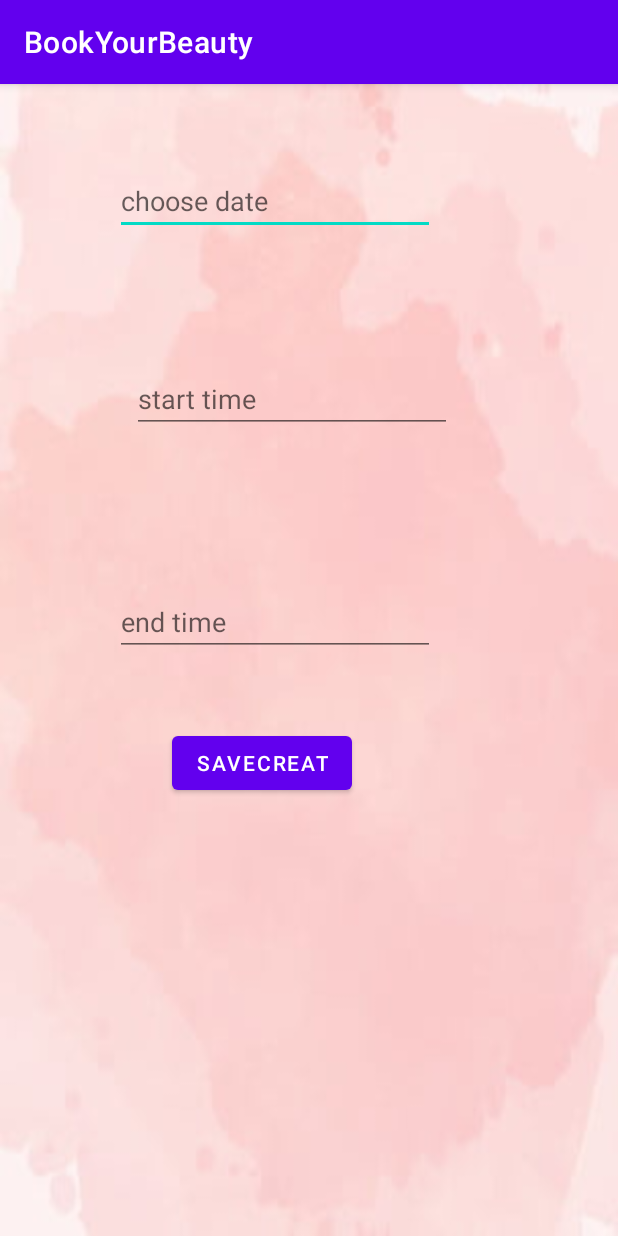
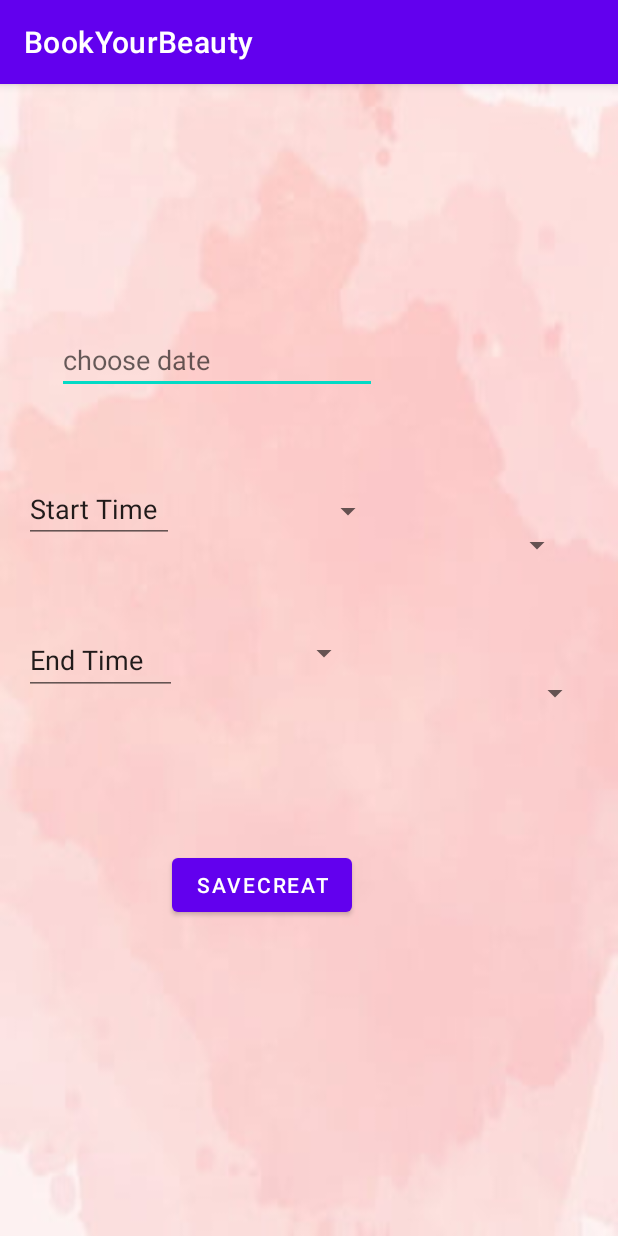
Before and after one commit to RebeccaKakon/BookYourBeautyProject, an Android app: the choosTimeAndDate screen opened directly, with no data from a screen before it, on a phone screen of 412 x 824 dp. Run offline under Robolectric (Android 15) with nearby library versions, the phone set to English and light mode, and no system bars; our stand-ins replace Firebase (no records; nobody signed in at launch, a user with empty details on screens opened directly).

Commit message:
choosTimeAndDate is not good!!!

```diff
--- a/app/src/main/java/com/example/bookyourbeauty/choosTimeAndDate.java
+++ b/app/src/main/java/com/example/bookyourbeauty/choosTimeAndDate.java
@@ -38,11 +38,12 @@ public class choosTimeAndDate extends AppCompatActivity {
     protected void onCreate(Bundle savedInstanceState) {
         super.onCreate(savedInstanceState);
         setContentView(R.layout.activity_choos_time_and_date);
+
         managerid= getIntent().getStringExtra("email");
         save = (Button) findViewById(R.id.saveCreat);
         date= (EditText) findViewById(R.id.chooseDate);
-        start= (EditText) findViewById(R.id.startTime);
-        end= (EditText) findViewById(R.id.endTime);
+        //start= (EditText) findViewById(R.id.startTime);
+        //end= (EditText) findViewById(R.id.endTime);
 
 
 
@@ -71,8 +72,8 @@ public class choosTimeAndDate extends AppCompatActivity {
                 newAppointment.setStartTime(choosenStartTime);
                 newAppointment.setEndTime(choosenEndTime);
                 newAppointment.setIdManager(managerid);
-              //  newAppointment.setIdClient(null); //// new
-             //   newAppointment.settretmantId(null);///new
+             //   newAppointment.setIdClient(null); //// new
+              //  newAppointment.settretmantId(null);///new
 
 
 
@@ -99,8 +100,7 @@ public class choosTimeAndDate extends AppCompatActivity {
 //                                Toast.makeText(choosTimeAndDate.this, "you already have an appoinment on this time", Toast.LENGTH_SHORT).show();
 //                                break;
 //                            }
-                        }//ifnish to check if there is allready date like it
-
+                        }
                         //not found- you can add this new treatment
 //                        FirebaseUser user = auth.getCurrentUser();
 //                        String id = user.getUid();
@@ -112,7 +112,7 @@ public class choosTimeAndDate extends AppCompatActivity {
                         Toast.makeText(choosTimeAndDate.this, "your add appointment was seccssed", Toast.LENGTH_SHORT).show();
                         Intent intent = new Intent(choosTimeAndDate.this, ManagerOptionsActivity.class);
                         startActivity(intent);
-                    }// finish onDataChange
+                    }
 
 
 
@@ -131,4 +131,196 @@ public class choosTimeAndDate extends AppCompatActivity {
     }
 
 
+
+
+
+//        managerid= getIntent().getStringExtra("email");
+//        save = (Button) findViewById(R.id.saveCreat);
+//        date= (EditText) findViewById(R.id.chooseDate);
+//        startHour_spinner= (Spinner) findViewById(R.id.StartHour_spinner);
+//        //startMins_spinner= (Spinner) findViewById(R.id.StartMins_spinner);
+//        endHour_spinner= (Spinner) findViewById(R.id.EndHour_spinner);
+//        //endMins_spinner= (Spinner) findViewById(R.id.EndMins_spinner);
+//
+//        String[] hoursArray= {"select hour","10","11","12","13","14","15","16","17","18","19","20","21"};
+//        ArrayAdapter<String> adpHour= new ArrayAdapter<>(this,android.R.layout.simple_list_item_1,hoursArray);
+//        adpHour.setDropDownViewResource(android.R.layout.simple_spinner_dropdown_item);
+//        startHour_spinner.setAdapter(adpHour);
+//        endHour_spinner.setAdapter(adpHour);
+//
+////        String[] minsArray= {"select mins","00"};
+////        ArrayAdapter<String> adpMins= new ArrayAdapter<>(this,android.R.layout.simple_list_item_1,minsArray);
+////        adpMins.setDropDownViewResource(android.R.layout.simple_spinner_dropdown_item);
+////        startMins_spinner.setAdapter(adpMins);
+////        endMins_spinner.setAdapter(adpMins);
+//
+//        startHour_spinner.setOnItemSelectedListener(new AdapterView.OnItemSelectedListener() {
+//            public void onItemSelected(AdapterView<?> parent, View view, int position, long id) {
+//                choosenStartHour= (String) parent.getItemAtPosition(position);
+//            }
+//            public void onNothingSelected(AdapterView<?> parent) {
+//            }
+//        });
+//
+////        startMins_spinner.setOnItemSelectedListener(new AdapterView.OnItemSelectedListener() {
+////            public void onItemSelected(AdapterView<?> parent, View view, int position, long id) {
+////                choosenStartMins= (String) parent.getItemAtPosition(position);
+////            }
+////            public void onNothingSelected(AdapterView<?> parent) {
+////            }
+////        });
+//
+//        endHour_spinner.setOnItemSelectedListener(new AdapterView.OnItemSelectedListener() {
+//            public void onItemSelected(AdapterView<?> parent, View view, int position, long id) {
+//                choosenEndHour= (String) parent.getItemAtPosition(position);
+//            }
+//            public void onNothingSelected(AdapterView<?> parent) {
+//            }
+//        });
+//
+////        endMins_spinner.setOnItemSelectedListener(new AdapterView.OnItemSelectedListener() {
+////            public void onItemSelected(AdapterView<?> parent, View view, int position, long id) {
+////                choosenEndMins= (String) parent.getItemAtPosition(position);
+////            }
+////            public void onNothingSelected(AdapterView<?> parent) {
+////            }
+////        });
+//
+//
+//        save.setOnClickListener(new View.OnClickListener() {
+//            @Override
+//            public void onClick(View v) {
+//                System.out.println("*********start onClick ");
+//                FirebaseDatabase rootNode=FirebaseDatabase.getInstance();
+//                rootReference=rootNode.getReference();
+//                auth=FirebaseAuth.getInstance();
+//
+////                newAppointment = new Appointment(choosenDate,choosenStartTime,choosenEndTime,managerid);
+//                newAppointment = new Appointment();
+//                String choosenDate= date.getText().toString();
+////                String choosenStartTime= start.getText().toString();
+////                String choosenEndTime= end.getText().toString();
+//                 start= Integer.parseInt(choosenStartHour);
+//                 end= Integer.parseInt(choosenEndHour);
+//
+//                newAppointment.setdate_app(choosenDate);
+//                newAppointment.setStartTime(choosenStartTime);
+//                int tempEnd= Integer.parseInt(choosenStartHour)+1;
+//                newAppointment.setEndTime(String.valueOf(tempEnd));
+//                newAppointment.setIdManager(managerid);
+//              //  newAppointment.setIdClient(null); //// new
+//             //   newAppointment.settretmantId(null);///new
+//
+//
+////                rootNode=FirebaseDatabase.getInstance();
+////                rootReference=rootNode.getReference("Appointment");
+////                rootReference.addListenerForSingleValueEvent(new ValueEventListener() {
+////                    @Override
+////                    public void onDataChange(@NonNull DataSnapshot snapshot) {
+////                        for (DataSnapshot postSnapshot : snapshot.getChildren() ) {
+////                            System.out.println("in loop for date********************");
+////
+////                            //from DB
+////                            String TempDate= (String)postSnapshot.child("date_app").getValue().toString();
+//////                            String start = (String) Objects.requireNonNull(postSnapshot.child("start").getValue()).toString();
+//////                            String appointmenEndTime = (String) Objects.requireNonNull(postSnapshot.child("appointmenEndtTime").getValue()).toString();
+////
+////                            if ((TempDate.equals(choosenDate)) ) {
+////                                Toast.makeText(choosTimeAndDate.this, "you already have an appoinment on this date", Toast.LENGTH_SHORT).show();
+////                                break;
+////                            }
+//////                            if ((appointmenStartTime.equals(choosenStartTime)) ) {
+//////                                Toast.makeText(choosTimeAndDate.this, "you already have an appoinment on this time", Toast.LENGTH_SHORT).show();
+//////                                break;
+//////                            }
+//////                            if ((appointmenEndTime.equals(choosenEndTime)) ) {
+//////                                Toast.makeText(choosTimeAndDate.this, "you already have an appoinment on this time", Toast.LENGTH_SHORT).show();
+//////                                break;
+//////                            }
+////                        }//ifnish to check if there is allready date like it
+////
+////                        //not found- you can add this new treatment
+//////                        FirebaseUser user = auth.getCurrentUser();
+//////                        String id = user.getUid();
+////
+////                        newAppointment.setIdAppo();
+////
+////                        String id="appointment"+newAppointment.getIdAppo();
+////
+////                        rootReference.child(id).setValue(newAppointment); //add to firebase//child("Treatments")
+//////                        int start= Integer.parseInt(choosenStartHour);
+//////                        int end= Integer.parseInt(choosenEndHour);
+////                        int currEnd;
+////                        if (end-start>1) {
+////                            start=start+1;
+////                            currEnd=start+1;
+////                            while ((end-start)!=0)
+////                            {
+//////                                newAppointment.setdate_app(choosenDate);
+////                                newAppointment.setStartTime(String.valueOf(start));
+////                                newAppointment.setEndTime(String.valueOf(currEnd));
+////                                newAppointment.setIdManager(managerid);
+////                                newAppointment.setIdAppo();
+////                                id="appointment"+newAppointment.getIdAppo();
+////                                rootReference.child(id).setValue(newAppointment);
+////                                currEnd++;
+////                            }
+////                        }
+////
+////
+////                        Toast.makeText(choosTimeAndDate.this, "your add appointment was seccssed", Toast.LENGTH_SHORT).show();
+////                        Intent intent = new Intent(choosTimeAndDate.this, ManagerOptionsActivity.class);
+////                        startActivity(intent);
+////                    }// finish onDataChange
+////
+////
+////
+////                    @Override
+////                    public void onCancelled(@NonNull DatabaseError error) {
+////
+////                    }
+////                });
+//System.out.println("llllllllllllllllllllllllllllllll");
+//                newAppointment.setIdAppo();
+//
+//                        String id="appointment"+newAppointment.getIdAppo();
+//
+//                        rootReference.child(id).setValue(newAppointment); //add to firebase//child("Treatments")
+////                        int start= Integer.parseInt(choosenStartHour);
+////                        int end= Integer.parseInt(choosenEndHour);
+//                        int currEnd;
+//                        if (end-start>1) {
+//                            System.out.println("ppppppppppppppppppppppppppp");
+//
+//                            start=start+1;
+//                            currEnd=start+1;
+//                            System.out.println("start= "+start+" end= "+end+" currEnd= "+currEnd);
+////                            while ((end-start)!=0)
+////                            {
+////                                System.out.println("oooooooooooooooooooo");
+////
+//////                                newAppointment.setdate_app(choosenDate);
+////                                newAppointment.setStartTime(String.valueOf(start));
+////                                newAppointment.setEndTime(String.valueOf(currEnd));
+////                                newAppointment.setIdManager(managerid);
+////                                newAppointment.setIdAppo();
+////                                id="appointment"+newAppointment.getIdAppo();
+////                                rootReference.child(id).setValue(newAppointment);
+////                                start=currEnd;
+////                                currEnd++;
+////                            }
+//                        }
+//
+//
+//                        Toast.makeText(choosTimeAndDate.this, "your add appointment was seccssed", Toast.LENGTH_SHORT).show();
+//                        Intent intent = new Intent(choosTimeAndDate.this, ManagerOptionsActivity.class);
+//                        startActivity(intent);
+//
+//            }
+//
+//        });
+
+    }
+
+
 }
--- a/app/src/main/res/layout/activity_choos_time_and_date.xml
+++ b/app/src/main/res/layout/activity_choos_time_and_date.xml
@@ -14,70 +14,120 @@
         android:layout_height="wrap_content"
         android:layout_marginStart="114dp"
         android:layout_marginLeft="114dp"
-        android:layout_marginTop="8dp"
+        android:layout_marginTop="300dp"
         android:layout_marginEnd="177dp"
         android:layout_marginRight="177dp"
-        android:layout_marginBottom="294dp"
         android:text="saveCreat"
         app:layout_constraintBottom_toBottomOf="parent"
         app:layout_constraintEnd_toEndOf="parent"
         app:layout_constraintStart_toStartOf="parent"
-        app:layout_constraintTop_toBottomOf="@+id/endTime" />
+        app:layout_constraintTop_toTopOf="parent" />
 
     <EditText
         android:id="@+id/chooseDate"
         android:layout_width="wrap_content"
         android:layout_height="wrap_content"
-        android:layout_marginStart="78dp"
-        android:layout_marginLeft="78dp"
-        android:layout_marginTop="57dp"
         android:layout_marginEnd="123dp"
         android:layout_marginRight="123dp"
-        android:layout_marginBottom="43dp"
+        android:layout_marginBottom="400dp"
         android:ems="10"
+        android:hint="choose date"
         android:inputType="date"
-        android:hint="choose date"
-        app:layout_constraintBottom_toTopOf="@+id/startTime"
+        app:layout_constraintBottom_toBottomOf="parent"
         app:layout_constraintEnd_toEndOf="parent"
         app:layout_constraintStart_toStartOf="parent"
         app:layout_constraintTop_toTopOf="parent"
         tools:text="choose date" />
 
     <EditText
-        android:id="@+id/startTime"
-        android:layout_width="wrap_content"
-        android:layout_height="wrap_content"
-        android:layout_marginStart="89dp"
-        android:layout_marginLeft="89dp"
-        android:layout_marginTop="43dp"
-        android:layout_marginEnd="112dp"
-        android:layout_marginRight="112dp"
-        android:layout_marginBottom="62dp"
+        android:id="@+id/StartTimeText"
+        android:layout_width="100dp"
+        android:layout_height="43dp"
+        android:layout_marginStart="16dp"
+        android:layout_marginLeft="16dp"
+        android:layout_marginTop="50dp"
+        android:layout_marginEnd="185dp"
+        android:layout_marginRight="185dp"
+        android:layout_marginBottom="250dp"
         android:ems="10"
-        android:inputType="time"
-        android:hint="start time"
-        app:layout_constraintBottom_toTopOf="@+id/endTime"
+        android:inputType="textPersonName"
+        android:text="Start Time"
+        app:layout_constraintBottom_toBottomOf="parent"
+        app:layout_constraintEnd_toEndOf="parent"
+        app:layout_constraintHorizontal_bias="0.0"
+        app:layout_constraintStart_toStartOf="parent"
+        app:layout_constraintTop_toTopOf="parent" />
+
+    <EditText
+        android:id="@+id/EndTimeText"
+        android:layout_width="102dp"
+        android:layout_height="46dp"
+        android:layout_marginStart="16dp"
+        android:layout_marginLeft="16dp"
+        android:layout_marginEnd="185dp"
+        android:layout_marginRight="185dp"
+        android:ems="10"
+        android:inputType="textPersonName"
+        android:text="End Time"
+        app:layout_constraintBottom_toBottomOf="parent"
+        app:layout_constraintEnd_toEndOf="parent"
+        app:layout_constraintHorizontal_bias="0.0"
+        app:layout_constraintStart_toStartOf="parent"
+        app:layout_constraintTop_toTopOf="parent" />
+
+    <Spinner
+        android:id="@+id/StartHour_spinner"
+        android:layout_width="100dp"
+        android:layout_height="36dp"
+        android:layout_marginBottom="220dp"
+        app:layout_constraintBottom_toBottomOf="parent"
         app:layout_constraintEnd_toEndOf="parent"
         app:layout_constraintStart_toStartOf="parent"
-        app:layout_constraintTop_toBottomOf="@+id/chooseDate"
-        tools:text="start time" />
+        app:layout_constraintTop_toTopOf="parent"
+        app:layout_constraintVertical_bias="0.521" />
 
-    <EditText
-        android:id="@+id/endTime"
-        android:layout_width="wrap_content"
-        android:layout_height="wrap_content"
-        android:layout_marginStart="78dp"
-        android:layout_marginLeft="78dp"
-        android:layout_marginTop="41dp"
-        android:layout_marginEnd="123dp"
-        android:layout_marginRight="123dp"
-        android:layout_marginBottom="39dp"
-        android:ems="10"
-        android:inputType="time"
-        android:hint="end time"
+    <Spinner
+        android:id="@+id/EndMins_spinner"
+        android:layout_width="107dp"
+        android:layout_height="36dp"
+        android:layout_marginStart="23dp"
+        android:layout_marginLeft="23dp"
+        android:layout_marginEnd="30dp"
+        android:layout_marginRight="30dp"
+        android:layout_marginBottom="352dp"
+        app:layout_constraintBottom_toBottomOf="parent"
+        app:layout_constraintEnd_toEndOf="parent"
+        app:layout_constraintStart_toEndOf="@+id/EndHour_spinner"
+        app:layout_constraintTop_toBottomOf="@+id/StartMins_spinner" />
+
+    <Spinner
+        android:id="@+id/EndHour_spinner"
+        android:layout_width="107dp"
+        android:layout_height="36dp"
+        android:layout_marginStart="26dp"
+        android:layout_marginLeft="26dp"
+        android:layout_marginTop="59dp"
+        android:layout_marginEnd="23dp"
+        android:layout_marginRight="23dp"
+        android:layout_marginBottom="113dp"
         app:layout_constraintBottom_toTopOf="@+id/saveCreat"
+        app:layout_constraintEnd_toStartOf="@+id/EndMins_spinner"
+        app:layout_constraintStart_toEndOf="@+id/EndTimeText"
+        app:layout_constraintTop_toBottomOf="@+id/StartHour_spinner" />
+
+    <Spinner
+        android:id="@+id/StartMins_spinner"
+        android:layout_width="103dp"
+        android:layout_height="37dp"
+        android:layout_marginStart="22dp"
+        android:layout_marginLeft="22dp"
+        android:layout_marginTop="90dp"
+        android:layout_marginEnd="30dp"
+        android:layout_marginRight="30dp"
+        android:layout_marginBottom="62dp"
+        app:layout_constraintBottom_toTopOf="@+id/EndMins_spinner"
         app:layout_constraintEnd_toEndOf="parent"
-        app:layout_constraintStart_toStartOf="parent"
-        app:layout_constraintTop_toBottomOf="@+id/startTime"
-        tools:text="end time" />
+        app:layout_constraintStart_toEndOf="@+id/StartHour_spinner"
+        app:layout_constraintTop_toBottomOf="@+id/chooseDate" />
+
 </androidx.constraintlayout.widget.ConstraintLayout>
```
